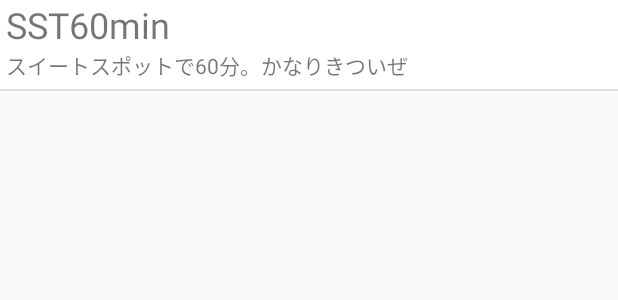
After one commit to Shiro32/PMCMaker, an Android app: the layout menu_one_flat.xml on its own in the app's theme, with its tools: preview values and no code run, on a phone screen of 412 x 824 dp. The commit adds this screen. Shown: the top 300 px of the screen. Run offline under Robolectric (Android 15) with nearby library versions, the phone set to English and light mode, and no system bars.

Commit message:
V1.10 MenuEdit編集完了
主な課題
・DIAG関係が遅すぎる・・・
・いっそ、RecyclerView？
・あと、Hideボタン付けたい（いらない？）

```diff
--- a/app/build.gradle
+++ b/app/build.gradle
@@ -12,7 +12,7 @@ android {
         applicationId "com.sakuraweb.fotopota.pmcmaker"
         minSdkVersion 21
         targetSdkVersion 30
-        versionCode 2
+        versionCode 3
         versionName "1.0"
 
         testInstrumentationRunner "androidx.test.runner.AndroidJUnitRunner"
--- a/app/src/main/java/com/sakuraweb/fotopota/pmcmaker/ui/run/RunListFragment.kt
+++ b/app/src/main/java/com/sakuraweb/fotopota/pmcmaker/ui/run/RunListFragment.kt
@@ -48,7 +48,7 @@ class RunListFragment : Fragment() {
             settingMemoSw   = getBoolean("memo_sw", true)
             settingMenuSw   = getBoolean("menu_sw", true)
             settingPlaceSw  = getBoolean("place_sw", true)
-            listLayout = if( getString("list_sw", "") == getString(R.string.look_card)) R.layout.run_one_card else R.layout.run_one_flat
+            listLayout = if( getString("list_sw", "") == "card" ) R.layout.run_one_card else R.layout.run_one_flat
         }
 
         // ーーーーーーーーーー　リスト表示（RecyclerView）　ーーーーーーーーーー
@@ -90,7 +90,7 @@ class RunListFragment : Fragment() {
         trainingRecylerView.layoutManager = layoutManager
 
         // アダプターを設定する
-        adapter = RunRecyclerViewAdapter(realmResults, realm, this )
+        adapter = RunRecyclerViewAdapter(realmResults)
         trainingRecylerView.adapter = this.adapter
 
     }
--- a/app/src/main/java/com/sakuraweb/fotopota/pmcmaker/ui/run/RunRecyclerViewAdapter.kt
+++ b/app/src/main/java/com/sakuraweb/fotopota/pmcmaker/ui/run/RunRecyclerViewAdapter.kt
@@ -11,11 +11,9 @@ import io.realm.RealmResults
 import kotlinx.android.synthetic.main.run_one_flat.view.*
 import java.text.SimpleDateFormat
 
-class RunRecyclerViewAdapter(runRealm: RealmResults<RunData>, realm: Realm, fmt: RunListFragment ) :
+class RunRecyclerViewAdapter(runRealm: RealmResults<RunData> ) :
         RecyclerView.Adapter<RunViewHolder>() {
     private val runList: RealmResults<RunData> = runRealm
-    private val runRealm = realm
-    private val runListFmt = fmt
 
     // 新しく1行分のViewをXMLから生成し、1行分のViewHolderを生成してViewをセットする
     // 新しいView（1行）を生成する　レイアウト画面で作った、one_Training_card_home（1行）
--- a/app/src/main/res/layout/menu_one_card.xml
+++ b/app/src/main/res/layout/menu_one_card.xml
@@ -29,10 +29,12 @@
 
         <TextView
             android:id="@+id/oneMenuDesc"
-            android:layout_width="wrap_content"
+            android:layout_width="0dp"
             android:layout_height="wrap_content"
+            android:layout_marginEnd="8dp"
             android:text="スイートスポットで60分。かなりきついぜ"
             android:textSize="14sp"
+            app:layout_constraintEnd_toEndOf="parent"
             app:layout_constraintStart_toStartOf="@+id/oneMenuName"
             app:layout_constraintTop_toBottomOf="@+id/oneMenuName" />
 
--- /dev/null
+++ b/app/src/main/res/layout/menu_one_flat.xml
@@ -0,0 +1,42 @@
+<?xml version="1.0" encoding="utf-8"?>
+<androidx.constraintlayout.widget.ConstraintLayout xmlns:android="http://schemas.android.com/apk/res/android"
+    xmlns:app="http://schemas.android.com/apk/res-auto"
+    xmlns:tools="http://schemas.android.com/tools"
+    android:id="@+id/menuFlatLayout"
+    android:layout_width="match_parent"
+    android:layout_height="wrap_content"
+    android:background="#FFFFFF"
+    tools:context=".ui.run.one_run_card">
+
+    <TextView
+        android:id="@+id/oneMenuName"
+        android:layout_width="wrap_content"
+        android:layout_height="wrap_content"
+        android:layout_marginStart="4dp"
+        android:text="SST60min"
+        android:textSize="24sp"
+        app:layout_constraintStart_toStartOf="parent"
+        app:layout_constraintTop_toTopOf="parent" />
+
+    <TextView
+        android:id="@+id/oneMenuDesc"
+        android:layout_width="0dp"
+        android:layout_height="wrap_content"
+        android:layout_marginEnd="8dp"
+        android:text="スイートスポットで60分。かなりきついぜ"
+        android:textSize="14sp"
+        app:layout_constraintEnd_toEndOf="parent"
+        app:layout_constraintStart_toStartOf="@+id/oneMenuName"
+        app:layout_constraintTop_toBottomOf="@+id/oneMenuName" />
+
+    <View
+        android:id="@+id/divider5"
+        android:layout_width="match_parent"
+        android:layout_height="1dp"
+        android:layout_marginTop="5dp"
+        android:background="?android:attr/listDivider"
+        app:layout_constraintEnd_toEndOf="parent"
+        app:layout_constraintStart_toStartOf="parent"
+        app:layout_constraintTop_toBottomOf="@+id/oneMenuDesc" />
+
+</androidx.constraintlayout.widget.ConstraintLayout>
--- a/app/src/main/res/layout/run_one_card.xml
+++ b/app/src/main/res/layout/run_one_card.xml
@@ -44,7 +44,7 @@
             android:layout_width="wrap_content"
             android:layout_height="wrap_content"
             android:layout_marginTop="4dp"
-            android:layout_marginEnd="4dp"
+            android:layout_marginEnd="8dp"
             android:lineSpacingMultiplier="0.7"
             android:text="T\nS\nS"
             android:textSize="12sp"
--- a/app/src/main/res/layout/run_one_flat.xml
+++ b/app/src/main/res/layout/run_one_flat.xml
@@ -35,7 +35,7 @@
         android:layout_width="wrap_content"
         android:layout_height="wrap_content"
         android:layout_marginTop="4dp"
-        android:layout_marginEnd="4dp"
+        android:layout_marginEnd="8dp"
         android:lineSpacingMultiplier="0.7"
         android:text="T\nS\nS"
         android:textSize="12sp"
@@ -133,6 +133,8 @@
         android:layout_height="1dp"
         android:layout_marginTop="4dp"
         android:background="?android:attr/listDivider"
+        app:layout_constraintEnd_toEndOf="parent"
+        app:layout_constraintStart_toStartOf="parent"
         app:layout_constraintTop_toBottomOf="@+id/linearLayout2" />
 
 </androidx.constraintlayout.widget.ConstraintLayout>
--- a/app/src/main/res/values/arrays.xml
+++ b/app/src/main/res/values/arrays.xml
@@ -12,8 +12,8 @@
     </string-array>
 
     <string-array name="look_values">
-        <item>@string/look_card</item>
-        <item>@string/look_flat</item>
+        <item>card</item>
+        <item>flat</item>
     </string-array>
 
 </resources>
--- a/app/src/main/res/values/strings.xml
+++ b/app/src/main/res/values/strings.xml
@@ -3,7 +3,8 @@
     <string name="app_description">パワートレーニングに欠かせないPMCを描いてくれるアプリです。 \n
 日々のTSSを入れると、PMCグラフの他、オーバートレーニング、最適負荷などについて簡単な診断もしてくれます\n
 Let\'s get tired!!　(^^)</string>
-    <string name="app_help">【用語】\nTSS : 日々のトレーニング負荷\n
+    <string name="app_help">【用語】\n
+TSS : 日々のトレーニング負荷\n
 ATL : 短期(7日)の累積負荷。疲労度に相当\n
 CTL : 長期(42日)の累積負荷。強さに相当\n
 TSB : ATL-TSB。好調さに相当</string>
--- a/app/src/main/res/xml/root_preferences.xml
+++ b/app/src/main/res/xml/root_preferences.xml
@@ -123,8 +123,8 @@
             android:title="@string/look_label"
             android:entries="@array/look_labels"
             android:entryValues="@array/look_values"
+            android:defaultValue="flat"
             android:dialogTitle="@string/look_label"
-            android:defaultValue="@string/look_flat"
             app:useSimpleSummaryProvider="true" />
 
     </PreferenceCategory>
```
Also changed, not shown: app/src/main/java/com/sakuraweb/fotopota/pmcmaker/StartApplication.kt (+11 -11 lines), app/src/main/java/com/sakuraweb/fotopota/pmcmaker/ui/menu/MenuEditActivity.kt (+23 -8 lines), app/src/main/java/com/sakuraweb/fotopota/pmcmaker/ui/menu/MenuListActivity.kt (+8 -3 lines), app/src/main/java/com/sakuraweb/fotopota/pmcmaker/ui/menu/MenuRecyclerView.kt (+22 -22 lines), app/src/main/res/layout/menu_edit_activity.xml (+22 -11 lines), 1 other file.
